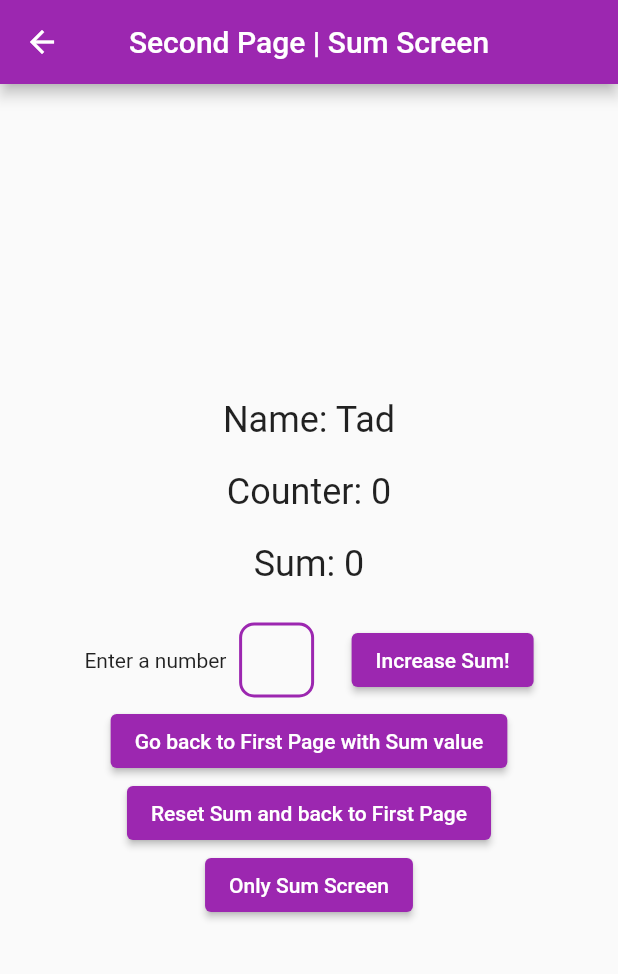
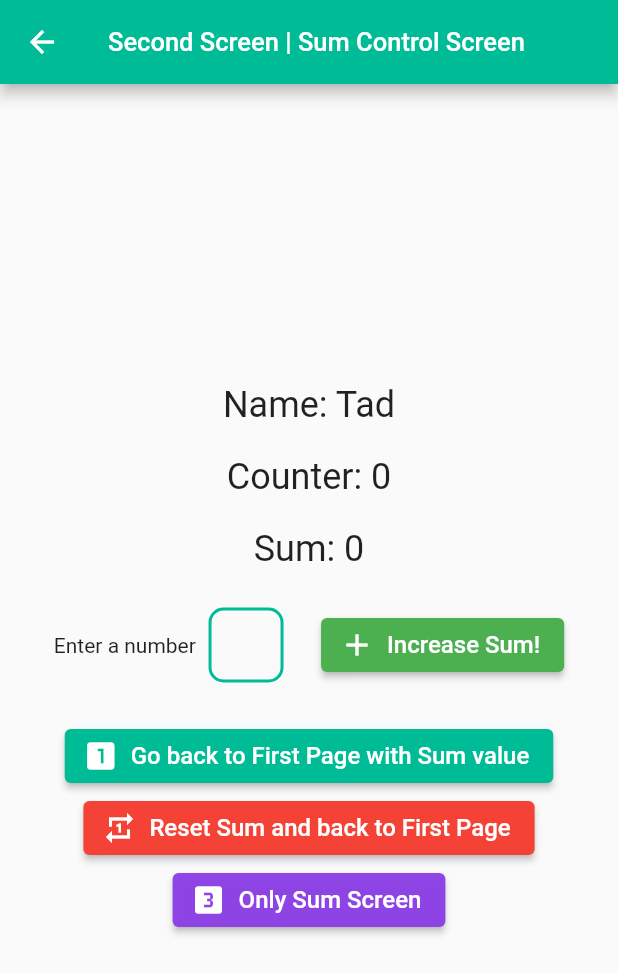
Before and after one commit to tduongtad1304/bloc_demo, a Flutter app: the SecondScreenView screen opened directly, on a phone screen of 412 x 824 dp. Shown: the top 974 px of the screen. Run offline on Flutter 3.47's test engine with Material 2 defaults, Android fonts, the phone set to English and light mode, and no system bars; our stand-ins replace bloc, flutter_bloc.

```diff
--- a/lib/app.dart
+++ b/lib/app.dart
@@ -9,10 +9,10 @@ class CounterApp extends MaterialApp {
   @override
 
   /// {@macro counter_app}
-  CounterApp({Key? key})
+  const CounterApp({Key? key})
       : super(
-            key: key,
-            home: const CounterPage(),
-            debugShowCheckedModeBanner: false,
-            theme: ThemeData(primarySwatch: Colors.purple));
+          key: key,
+          home: const CounterPage(),
+          debugShowCheckedModeBanner: false,
+        );
 }
--- a/lib/bloc_demo/views/counter_page.dart
+++ b/lib/bloc_demo/views/counter_page.dart
@@ -1,4 +1,3 @@
-import 'package:bloc_demo/bloc_demo/views/second_screen_view.dart';
 import 'package:flutter/material.dart';
 import 'package:flutter_bloc/flutter_bloc.dart';
 
--- a/lib/bloc_demo/views/second_screen_view.dart
+++ b/lib/bloc_demo/views/second_screen_view.dart
@@ -1,5 +1,4 @@
 import 'package:bloc_demo/bloc_demo/counter.dart';
-import 'package:bloc_demo/bloc_demo/views/counter_view.dart';
 import 'package:flutter/material.dart';
 import 'package:flutter_bloc/flutter_bloc.dart';
 
@@ -9,14 +8,39 @@ import 'sumcount_view.dart';
 class SecondScreenView extends StatelessWidget {
   const SecondScreenView({Key? key}) : super(key: key);
 
+  SnackBar _snackBar({
+    required String snackBarContent,
+  }) {
+    return SnackBar(
+      padding: const EdgeInsets.all(5),
+      width: 180,
+      behavior: SnackBarBehavior.floating,
+      backgroundColor: const Color.fromARGB(144, 8, 196, 221),
+      content: Text(
+        snackBarContent,
+        textAlign: TextAlign.center,
+        style: const TextStyle(
+          color: Colors.white,
+          fontSize: 16,
+          fontWeight: FontWeight.w500,
+        ),
+      ),
+      duration: const Duration(seconds: 2),
+    );
+  }
+
   @override
   Widget build(BuildContext context) {
     final TextEditingController _numberSumController = TextEditingController();
-    return BlocConsumer<SumCubit, int>(builder: (context, state) {
+
     return Scaffold(
       appBar: AppBar(
+        backgroundColor: Colors.cyan.withBlue(150),
         centerTitle: true,
-          title: const Text('Second Page | Sum Screen'),
+        title: const Text(
+          'Second Screen | Sum Control Screen',
+          style: TextStyle(fontSize: 17),
+        ),
       ),
       body: Center(
         child: Column(
@@ -32,8 +56,7 @@ class SecondScreenView extends StatelessWidget {
             const SizedBox(
               height: 20,
             ),
-              BlocBuilder<CounterCubit, CounterState>(
-                  builder: (context, state) {
+            BlocBuilder<CounterCubit, CounterState>(builder: (context, state) {
               return Text(
                 'Counter: ' + state.counterValue.toString(),
                 style: Theme.of(context).textTheme.headline5,
@@ -42,10 +65,18 @@ class SecondScreenView extends StatelessWidget {
             const SizedBox(
               height: 20,
             ),
-              Text(
+            BlocConsumer<SumCubit, int>(builder: (context, state) {
+              return Text(
                 'Sum: ' + state.toString(),
                 style: Theme.of(context).textTheme.headline5,
-              ),
+              );
+            }, listener: (context, state) {
+              if (state == 0) {
+                ScaffoldMessenger.of(context).showSnackBar(_snackBar(
+                    snackBarContent:
+                        'Sum received from Second Page: ' + state.toString()));
+              }
+            }),
             const SizedBox(
               height: 20,
             ),
@@ -59,6 +90,7 @@ class SecondScreenView extends StatelessWidget {
                     width: 50,
                     height: 50,
                     child: CustomTextField(
+                      color: Colors.cyan.withBlue(150),
                       fontSize: 15,
                       isAlign: true,
                       controller: _numberSumController,
@@ -69,20 +101,108 @@ class SecondScreenView extends StatelessWidget {
                 const SizedBox(
                   width: 20,
                 ),
-                  ElevatedButton(
-                    child: const Text("Increase Sum!"),
+                ElevatedButton.icon(
+                  icon: const Icon(Icons.add),
+                  style: ElevatedButton.styleFrom(
+                    primary: Colors.green,
+                  ),
+                  label: const Text(
+                    'Increase Sum!',
+                    style: TextStyle(
+                      fontWeight: FontWeight.w500,
+                      fontSize: 16,
+                    ),
+                  ),
                   onPressed: () {
-                      context
-                          .read<SumCubit>()
-                          .incrementSum(_numberSumController);
+                    context.read<SumCubit>().incrementSum(_numberSumController);
                   },
                 ),
               ],
             ),
-              ElevatedButton(
-                child: const Text("Go back to First Page with Sum value"),
+            const SizedBox(
+              height: 20,
+            ),
+            BlocBuilder<SumCubit, int>(
+              builder: (context, state) {
+                return ElevatedButton.icon(
+                  style: ElevatedButton.styleFrom(
+                      primary: Colors.cyan.withBlue(150)),
+                  icon: const Icon(Icons.looks_one),
+                  label: const Text(
+                    'Go back to First Page with Sum value',
+                    style: TextStyle(
+                      fontWeight: FontWeight.w500,
+                      fontSize: 16,
+                    ),
+                  ),
                   onPressed: () {
-                  Navigator.of(context).pop(
+                    Navigator.of(context).popUntil((route) => route.isFirst
+                        // MaterialPageRoute(
+                        //   builder: (ctx) => MultiBlocProvider(providers: [
+                        //     BlocProvider.value(
+                        //       value: BlocProvider.of<CounterCubit>(context),
+                        //     ),
+                        //     BlocProvider.value(
+                        //       value: BlocProvider.of<TextConfirmCubit>(context),
+                        //     ),
+                        //     BlocProvider.value(
+                        //       value: BlocProvider.of<SumCubit>(context),
+                        //     ),
+                        //   ], child: const CounterView()),
+                        // ),
+                        );
+                    ScaffoldMessenger.of(context).showSnackBar(_snackBar(
+                        snackBarContent: 'Sum received from Second Page: ' +
+                            state.toString()));
+                  },
+                );
+              },
+            ),
+            ElevatedButton.icon(
+              icon: const Icon(Icons.repeat_one_outlined),
+              style: ElevatedButton.styleFrom(
+                primary: Colors.red,
+              ),
+              label: const Text(
+                'Reset Sum and back to First Page',
+                style: TextStyle(
+                  fontWeight: FontWeight.w500,
+                  fontSize: 16,
+                ),
+              ),
+              onPressed: () {
+                context.read<SumCubit>().resetSum();
+                Navigator.of(context).popUntil((route) => route.isFirst
+                    // MaterialPageRoute(
+                    //   builder: (ctx) => MultiBlocProvider(providers: [
+                    //     BlocProvider.value(
+                    //       value: BlocProvider.of<CounterCubit>(context),
+                    //     ),
+                    //     BlocProvider.value(
+                    //       value: BlocProvider.of<TextConfirmCubit>(context),
+                    //     ),
+                    //     BlocProvider.value(
+                    //       value: BlocProvider.of<SumCubit>(context),
+                    //     ),
+                    //   ], child: const CounterView()),
+                    // ),
+                    );
+              },
+            ),
+            ElevatedButton.icon(
+              style: ElevatedButton.styleFrom(
+                primary: const Color.fromARGB(248, 141, 64, 230),
+              ),
+              icon: const Icon(Icons.looks_3),
+              label: const Text(
+                'Only Sum Screen',
+                style: TextStyle(
+                  fontWeight: FontWeight.w500,
+                  fontSize: 16,
+                ),
+              ),
+              onPressed: () {
+                Navigator.of(context).push(
                   MaterialPageRoute(
                     builder: (ctx) => MultiBlocProvider(providers: [
                       BlocProvider.value(
@@ -91,44 +211,6 @@ class SecondScreenView extends StatelessWidget {
                       BlocProvider.value(
                         value: BlocProvider.of<TextConfirmCubit>(context),
                       ),
-                        BlocProvider.value(
-                          value: BlocProvider.of<SumCubit>(context),
-                        ),
-                      ], child: const CounterView()),
-                    ),
-                  );
-                  ScaffoldMessenger.of(context).showSnackBar(_snackBar(
-                      snackBarContent: 'Sum received from Second Page: ' +
-                          state.toString()));
-                },
-              ),
-              ElevatedButton(
-                child: const Text("Reset Sum and back to First Page"),
-                onPressed: () {
-                  context.read<SumCubit>().resetSum();
-                  Navigator.of(context).pop(
-                    MaterialPageRoute(
-                      builder: (ctx) => MultiBlocProvider(providers: [
-                        BlocProvider.value(
-                          value: BlocProvider.of<CounterCubit>(context),
-                        ),
-                        BlocProvider.value(
-                          value: BlocProvider.of<TextConfirmCubit>(context),
-                        ),
-                        BlocProvider.value(
-                          value: BlocProvider.of<SumCubit>(context),
-                        ),
-                      ], child: const CounterView()),
-                    ),
-                  );
-                },
-              ),
-              ElevatedButton(
-                child: const Text("Only Sum Screen"),
-                onPressed: () {
-                  Navigator.of(context).push(
-                    MaterialPageRoute(
-                      builder: (ctx_) => MultiBlocProvider(providers: [
                       BlocProvider.value(
                         value: BlocProvider.of<SumCubit>(context),
                       ),
@@ -141,31 +223,5 @@ class SecondScreenView extends StatelessWidget {
         ),
       ),
     );
-    }, listener: (context, state) {
-      if (state == 0) {
-        ScaffoldMessenger.of(context).showSnackBar(_snackBar(
-            snackBarContent:
-                'Sum received from Second Page: ' + state.toString()));
-      }
-    });
-  }
-
-  SnackBar _snackBar({
-    required String snackBarContent,
-  }) {
-    return SnackBar(
-      padding: const EdgeInsets.all(5),
-      width: 140,
-      behavior: SnackBarBehavior.floating,
-      backgroundColor: Colors.transparent,
-      elevation: 1,
-      content: Text(
-        snackBarContent,
-        textAlign: TextAlign.center,
-        style: const TextStyle(
-            color: Colors.black87, fontSize: 16, fontWeight: FontWeight.w500),
-      ),
-      duration: const Duration(seconds: 1, milliseconds: 500),
-    );
   }
 }
--- a/lib/bloc_demo/widgets/custom_textfield.dart
+++ b/lib/bloc_demo/widgets/custom_textfield.dart
@@ -1,3 +1,4 @@
+import 'package:flutter/foundation.dart';
 import 'package:flutter/material.dart';
 
 class CustomTextField extends StatelessWidget {
@@ -8,6 +9,7 @@ class CustomTextField extends StatelessWidget {
     this.labelText,
     this.fontSize,
     required this.isAlign,
+    required this.color,
   }) : super(key: key);
 
   final TextEditingController controller;
@@ -15,10 +17,12 @@ class CustomTextField extends StatelessWidget {
   final bool isAlign;
   final TextInputType keyboardType;
   final String? labelText;
+  final Color color;
 
   @override
   Widget build(BuildContext context) {
     return TextField(
+      cursorColor: color,
       style: TextStyle(
         fontSize: fontSize,
         fontWeight: FontWeight.w400,
@@ -28,14 +32,19 @@ class CustomTextField extends StatelessWidget {
       keyboardType: keyboardType,
       controller: controller,
       decoration: InputDecoration(
-        border: const OutlineInputBorder(),
-        enabledBorder: const OutlineInputBorder(
+        focusedBorder: OutlineInputBorder(
+            borderSide: BorderSide(
+          color: color,
+          width: 2.0,
+          style: BorderStyle.solid,
+        )),
+        enabledBorder: OutlineInputBorder(
           borderSide: BorderSide(
-            color: Colors.purple,
+            color: color,
             width: 2.0,
             style: BorderStyle.solid,
           ),
-          borderRadius: BorderRadius.all(
+          borderRadius: const BorderRadius.all(
             Radius.circular(10.0),
           ),
         ),
@@ -43,6 +52,9 @@ class CustomTextField extends StatelessWidget {
       ),
       onSubmitted: (value) {
         controller.text = value;
+        if (kDebugMode) {
+          print(value);
+        }
       },
     );
   }
--- a/lib/main.dart
+++ b/lib/main.dart
@@ -6,7 +6,7 @@ import 'counter_observer.dart';
 
 void main() {
   BlocOverrides.runZoned(
-    () => runApp(CounterApp()),
+    () => runApp(const CounterApp()),
     blocObserver: CounterObserver(),
   );
 }
```
Also changed, not shown: lib/bloc_demo/views/counter_view.dart (+72 -25 lines), lib/bloc_demo/views/sumcount_view.dart (+45 -9 lines), 1 other file. Lines whose indentation alone changed are shown as unchanged.
